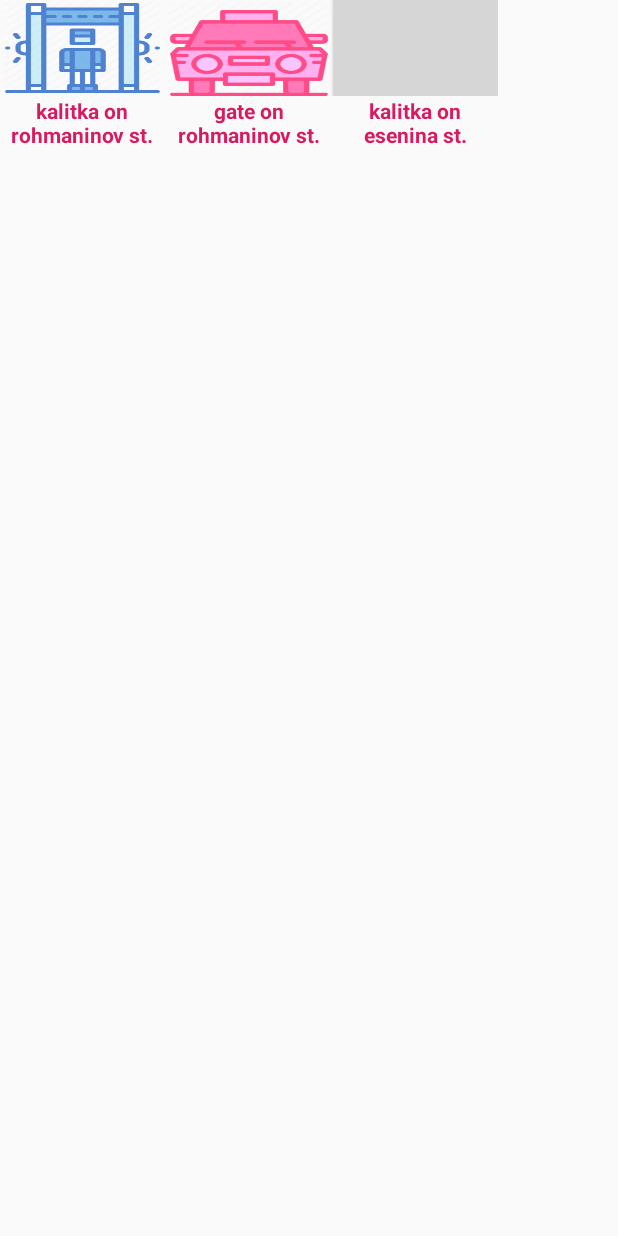
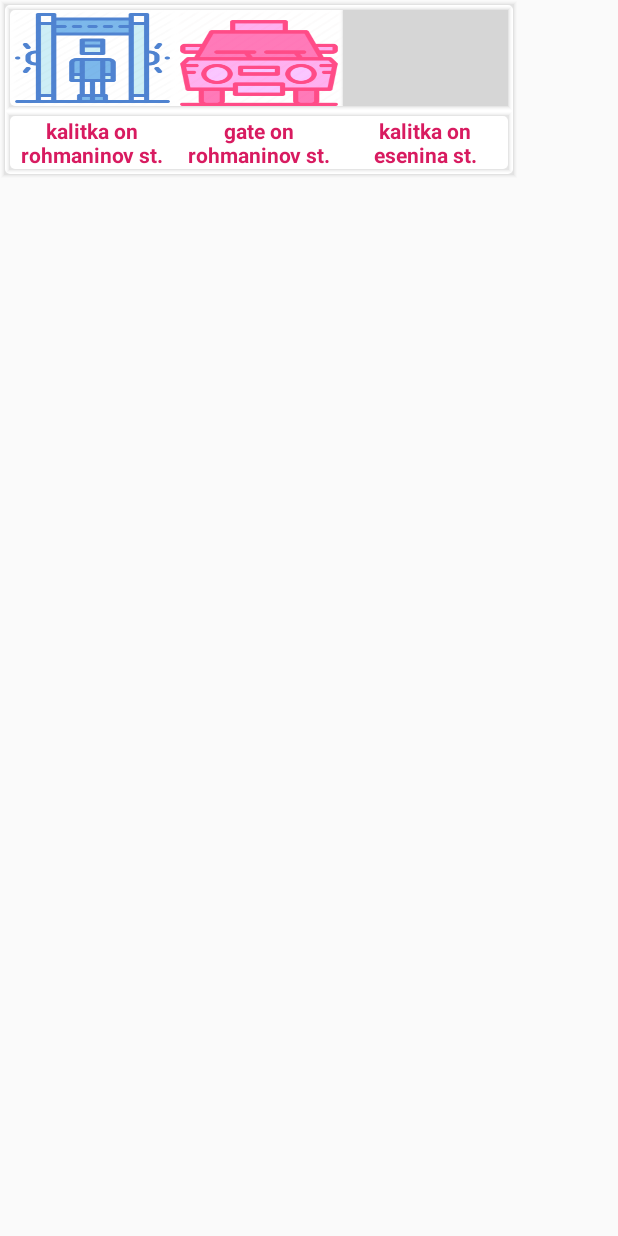
Before and after one commit to shumvlesu/KnockOnGoal, an Android app: the layout widget.xml on its own in the app's theme, with its tools: preview values and no code run, on a phone screen of 412 x 824 dp. Run offline under Robolectric (Android 15) with nearby library versions, the phone set to English and light mode, and no system bars; Roboto replaces fonts that are not available here; grey boxes are pictures that could not be loaded.

Commit message:
Поправил дизайн

```diff
--- a/app/src/main/res/layout/widget.xml
+++ b/app/src/main/res/layout/widget.xml
@@ -5,12 +5,14 @@
     android:layout_width="wrap_content"
     android:layout_height="wrap_content"
     android:layout_weight="1"
+    android:background="@xml/shadow"
     android:orientation="vertical">
 
     <LinearLayout
         android:layout_width="wrap_content"
         android:layout_height="wrap_content"
         android:layout_weight="1"
+        android:background="@xml/shadow"
         android:orientation="horizontal">
 
         <Button
@@ -46,6 +48,7 @@
         android:layout_width="wrap_content"
         android:layout_height="wrap_content"
         android:layout_weight="1"
+        android:background="@xml/shadow"
         android:orientation="horizontal">
 
         <TextView
--- /dev/null
+++ b/app/src/main/res/xml/shadow.xml
@@ -0,0 +1,42 @@
+<layer-list xmlns:android="http://schemas.android.com/apk/res/android">
+
+    <!-- Drop Shadow Stack -->
+    <item>
+        <shape>
+            <padding android:top="1dp" android:right="1dp" android:bottom="1dp" android:left="1dp" />
+            <solid android:color="#00CCCCCC" />
+        </shape>
+    </item>
+    <item>
+        <shape>
+            <padding android:top="1dp" android:right="1dp" android:bottom="1dp" android:left="1dp" />
+            <solid android:color="#10CCCCCC" />
+        </shape>
+    </item>
+    <item>
+        <shape>
+            <padding android:top="1dp" android:right="1dp" android:bottom="1dp" android:left="1dp" />
+            <solid android:color="#20CCCCCC" />
+        </shape>
+    </item>
+    <item>
+        <shape>
+            <padding android:top="1dp" android:right="1dp" android:bottom="1dp" android:left="1dp" />
+            <solid android:color="#30CCCCCC" />
+        </shape>
+    </item>
+    <item>
+        <shape>
+            <padding android:top="1dp" android:right="1dp" android:bottom="1dp" android:left="1dp" />
+            <solid android:color="#50CCCCCC" />
+        </shape>
+    </item>
+
+    <!-- Background -->
+    <item>
+        <shape>
+            <solid android:color="#FFF" />
+            <corners android:radius="3dp" />
+        </shape>
+    </item>
+</layer-list>
--- a/build.gradle
+++ b/build.gradle
@@ -9,7 +9,7 @@ buildscript {
 
     }
     dependencies {
-        classpath 'com.android.tools.build:gradle:3.5.2'
+        classpath 'com.android.tools.build:gradle:3.5.3'
 
         // NOTE: Do not place your application dependencies here; they belong
         // in the individual module build.gradle files
```
Also changed, not shown: app/src/main/res/xml/rounded_rect_shape.xml (added, +18 -0 lines).
